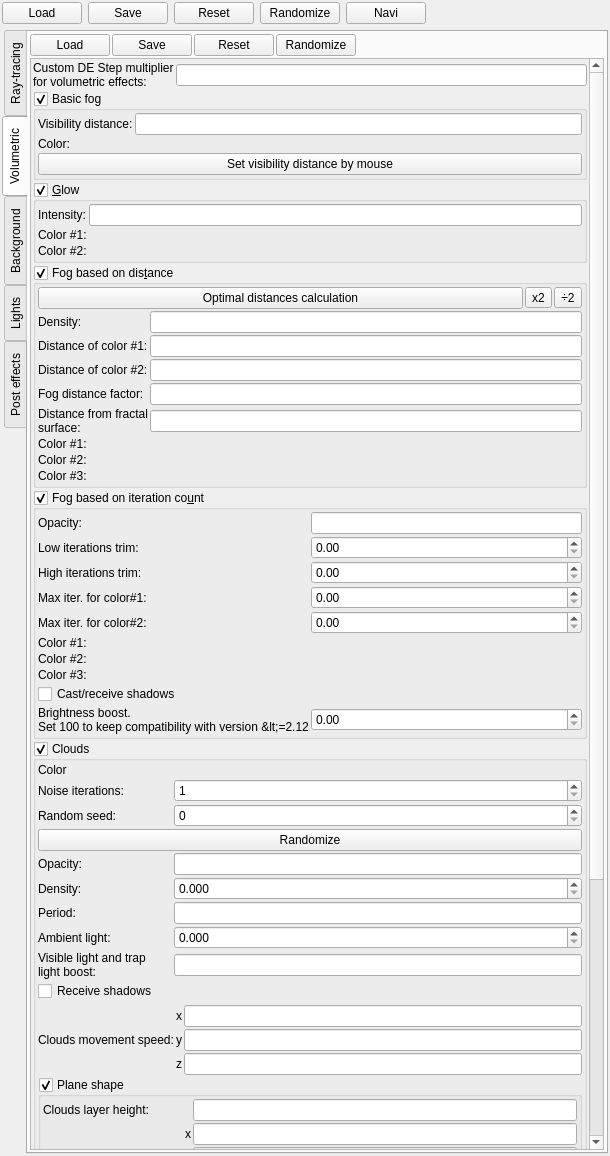
The window that mandelbulber2/qt/dock_effects.ui (buddhi1980/mandelbulber2) describes before a commit, drawn with Qt 5.
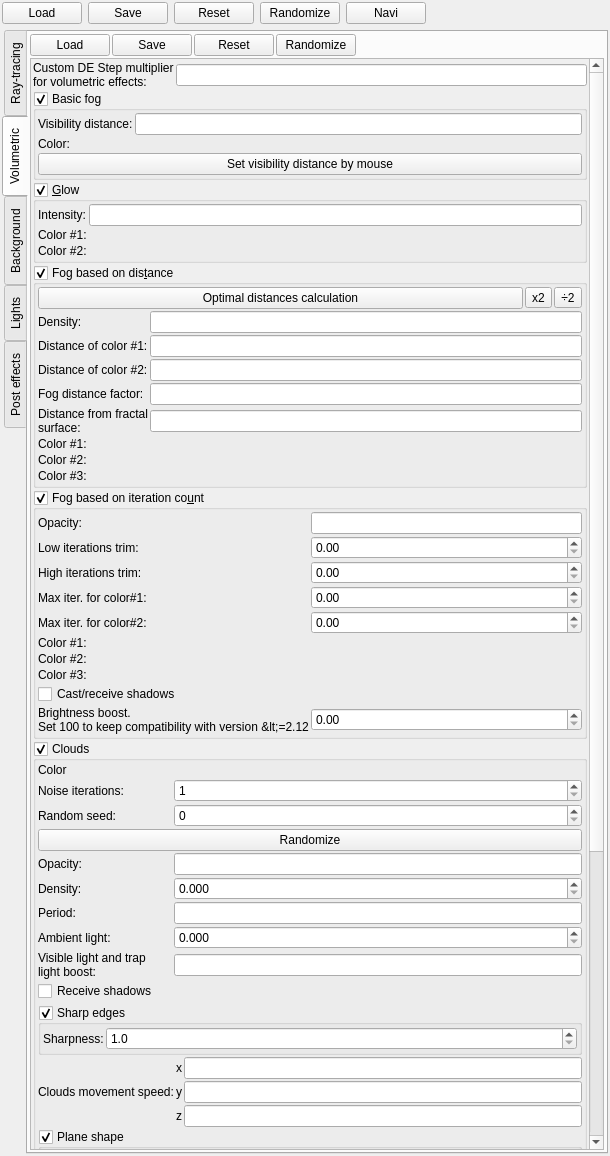
The same window after the commit. The open tabs and pages were chosen to show the change. Icons and pictures are not drawn. Custom widgets are drawn as their Qt base class.

Commit message: Added "Shartp edges" mode to clouds algorithm which make them more realistic. Added clouds 006.fract example

What changed in the file:
```diff
--- a/mandelbulber2/qt/dock_effects.ui
+++ b/mandelbulber2/qt/dock_effects.ui
@@ -1256,9 +1256,9 @@
           <property name="geometry">
            <rect>
             <x>0</x>
-            <y>0</y>
+            <y>-269</y>
             <width>553</width>
-            <height>1486</height>
+            <height>1535</height>
            </rect>
           </property>
           <layout class="QVBoxLayout" name="verticalLayout_35">
@@ -2171,6 +2171,71 @@
                 </item>
                </layout>
               </item>
+              <item>
+               <widget class="MyGroupBox" name="groupCheck_clouds_sharp_edges">
+                <property name="title">
+                 <string>Sharp edges</string>
+                </property>
+                <property name="checkable">
+                 <bool>true</bool>
+                </property>
+                <layout class="QFormLayout" name="formLayout_2">
+                 <property name="horizontalSpacing">
+                  <number>2</number>
+                 </property>
+                 <property name="verticalSpacing">
+                  <number>2</number>
+                 </property>
+                 <property name="leftMargin">
+                  <number>2</number>
+                 </property>
+                 <property name="topMargin">
+                  <number>2</number>
+                 </property>
+                 <property name="rightMargin">
+                  <number>2</number>
+                 </property>
+                 <property name="bottomMargin">
+                  <number>2</number>
+                 </property>
+                 <item row="0" column="0">
+                  <widget class="QLabel" name="label_142">
+                   <property name="text">
+                    <string>Sharpness:</string>
+                   </property>
+                  </widget>
+                 </item>
+                 <item row="0" column="1">
+                  <widget class="MyDoubleSpinBox" name="spinbox_clouds_sharpness">
+                   <property name="sizePolicy">
+                    <sizepolicy hsizetype="Expanding" vsizetype="Maximum">
+                     <horstretch>0</horstretch>
+                     <verstretch>0</verstretch>
+                    </sizepolicy>
+                   </property>
+                   <property name="prefix">
+                    <string/>
+                   </property>
+                   <property name="suffix">
+                    <string/>
+                   </property>
+                   <property name="decimals">
+                    <number>1</number>
+                   </property>
+                   <property name="minimum">
+                    <double>1.000000000000000</double>
+                   </property>
+                   <property name="maximum">
+                    <double>1000000.000000000000000</double>
+                   </property>
+                   <property name="singleStep">
+                    <double>10.000000000000000</double>
+                   </property>
+                  </widget>
+                 </item>
+                </layout>
+               </widget>
+              </item>
               <item>
                <layout class="QGridLayout" name="gridLayout_6">
                 <property name="spacing">
```
Left out of the diff: 12 changed lines with no effect on the pictures. The commit also changes 6 other files.
